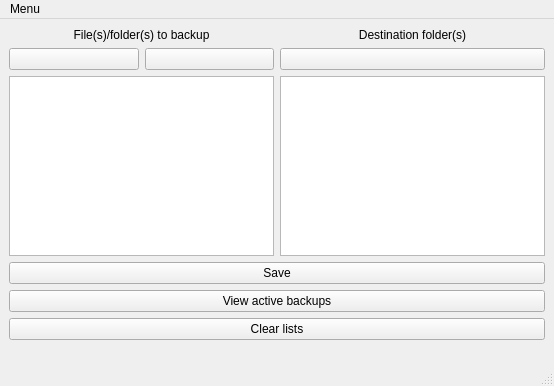
Before: the Qt Designer form auto_backup/mainwindow.ui in tuliovfarias/QT_auto_backup, drawn with Qt 5.
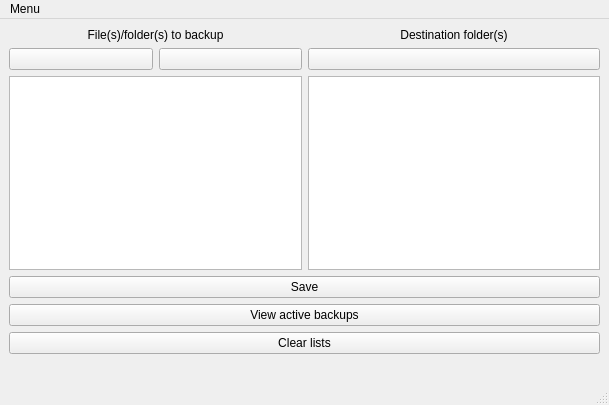
After: the same form once the commit is applied.

Diff of the .ui file:
```diff
--- a/auto_backup/mainwindow.ui
+++ b/auto_backup/mainwindow.ui
@@ -6,8 +6,8 @@
    <rect>
     <x>0</x>
     <y>0</y>
-    <width>554</width>
-    <height>386</height>
+    <width>609</width>
+    <height>405</height>
    </rect>
   </property>
   <property name="minimumSize">
@@ -32,10 +32,14 @@
      <height>350</height>
     </size>
    </property>
+   <layout class="QVBoxLayout" name="verticalLayout_5">
+    <item>
+     <layout class="QVBoxLayout" name="verticalLayout_4">
+      <item>
+       <layout class="QHBoxLayout" name="horizontalLayout_2">
+        <item>
    <layout class="QVBoxLayout" name="verticalLayout">
     <item>
-     <layout class="QHBoxLayout" name="horizontalLayout_4">
-      <item>
        <widget class="QLabel" name="label">
         <property name="sizePolicy">
          <sizepolicy hsizetype="Minimum" vsizetype="Preferred">
@@ -52,29 +56,6 @@
        </widget>
       </item>
       <item>
-       <widget class="QLabel" name="label_2">
-        <property name="sizePolicy">
-         <sizepolicy hsizetype="Minimum" vsizetype="Preferred">
-          <horstretch>0</horstretch>
-          <verstretch>0</verstretch>
-         </sizepolicy>
-        </property>
-        <property name="text">
-         <string>Destination folder(s)</string>
-        </property>
-        <property name="alignment">
-         <set>Qt::AlignCenter</set>
-        </property>
-       </widget>
-      </item>
-     </layout>
-    </item>
-    <item>
-     <layout class="QHBoxLayout" name="horizontalLayout_3">
-      <property name="sizeConstraint">
-       <enum>QLayout::SetDefaultConstraint</enum>
-      </property>
-      <item>
        <layout class="QHBoxLayout" name="horizontalLayout">
         <property name="sizeConstraint">
          <enum>QLayout::SetFixedSize</enum>
@@ -108,26 +89,6 @@
        </layout>
       </item>
       <item>
-       <widget class="QPushButton" name="Button_dest">
-        <property name="sizePolicy">
-         <sizepolicy hsizetype="Minimum" vsizetype="Maximum">
-          <horstretch>0</horstretch>
-          <verstretch>0</verstretch>
-         </sizepolicy>
-        </property>
-        <property name="text">
-         <string/>
-        </property>
-       </widget>
-      </item>
-     </layout>
-    </item>
-    <item>
-     <layout class="QHBoxLayout" name="horizontalLayout_2">
-      <property name="sizeConstraint">
-       <enum>QLayout::SetDefaultConstraint</enum>
-      </property>
-      <item>
        <widget class="QListWidget" name="list_source">
         <property name="enabled">
          <bool>true</bool>
@@ -161,6 +122,39 @@
         </property>
        </widget>
       </item>
+         </layout>
+        </item>
+        <item>
+         <layout class="QVBoxLayout" name="verticalLayout_2">
+          <item>
+           <widget class="QLabel" name="label_2">
+            <property name="sizePolicy">
+             <sizepolicy hsizetype="Minimum" vsizetype="Preferred">
+              <horstretch>0</horstretch>
+              <verstretch>0</verstretch>
+             </sizepolicy>
+            </property>
+            <property name="text">
+             <string>Destination folder(s)</string>
+            </property>
+            <property name="alignment">
+             <set>Qt::AlignCenter</set>
+            </property>
+           </widget>
+          </item>
+          <item>
+           <widget class="QPushButton" name="Button_dest">
+            <property name="sizePolicy">
+             <sizepolicy hsizetype="Preferred" vsizetype="Preferred">
+              <horstretch>0</horstretch>
+              <verstretch>0</verstretch>
+             </sizepolicy>
+            </property>
+            <property name="text">
+             <string/>
+            </property>
+           </widget>
+          </item>
       <item>
        <widget class="QListWidget" name="list_dest">
         <property name="enabled">
@@ -194,8 +188,18 @@
       </item>
      </layout>
     </item>
+       </layout>
+      </item>
+      <item>
+       <layout class="QVBoxLayout" name="verticalLayout_3">
     <item>
      <widget class="QPushButton" name="Button_start">
+          <property name="sizePolicy">
+           <sizepolicy hsizetype="Minimum" vsizetype="Preferred">
+            <horstretch>0</horstretch>
+            <verstretch>0</verstretch>
+           </sizepolicy>
+          </property>
       <property name="text">
        <string>Save</string>
       </property>
@@ -203,6 +207,12 @@
     </item>
     <item>
      <widget class="QPushButton" name="Button_view_active">
+          <property name="sizePolicy">
+           <sizepolicy hsizetype="Minimum" vsizetype="Preferred">
+            <horstretch>0</horstretch>
+            <verstretch>0</verstretch>
+           </sizepolicy>
+          </property>
       <property name="text">
        <string>View active backups</string>
       </property>
@@ -210,11 +220,19 @@
     </item>
     <item>
      <widget class="QPushButton" name="Button_clear">
+          <property name="sizePolicy">
+           <sizepolicy hsizetype="Preferred" vsizetype="Fixed">
+            <horstretch>0</horstretch>
+            <verstretch>0</verstretch>
+           </sizepolicy>
+          </property>
       <property name="text">
        <string>Clear lists</string>
       </property>
      </widget>
     </item>
+       </layout>
+      </item>
     <item>
      <widget class="QLabel" name="footer">
       <property name="text">
@@ -226,13 +244,15 @@
      </widget>
     </item>
    </layout>
+    </item>
+   </layout>
   </widget>
   <widget class="QMenuBar" name="menubar">
    <property name="geometry">
     <rect>
      <x>0</x>
      <y>0</y>
-     <width>554</width>
+     <width>609</width>
      <height>21</height>
     </rect>
    </property>
```
Lines whose indentation alone changed are shown as unchanged.
